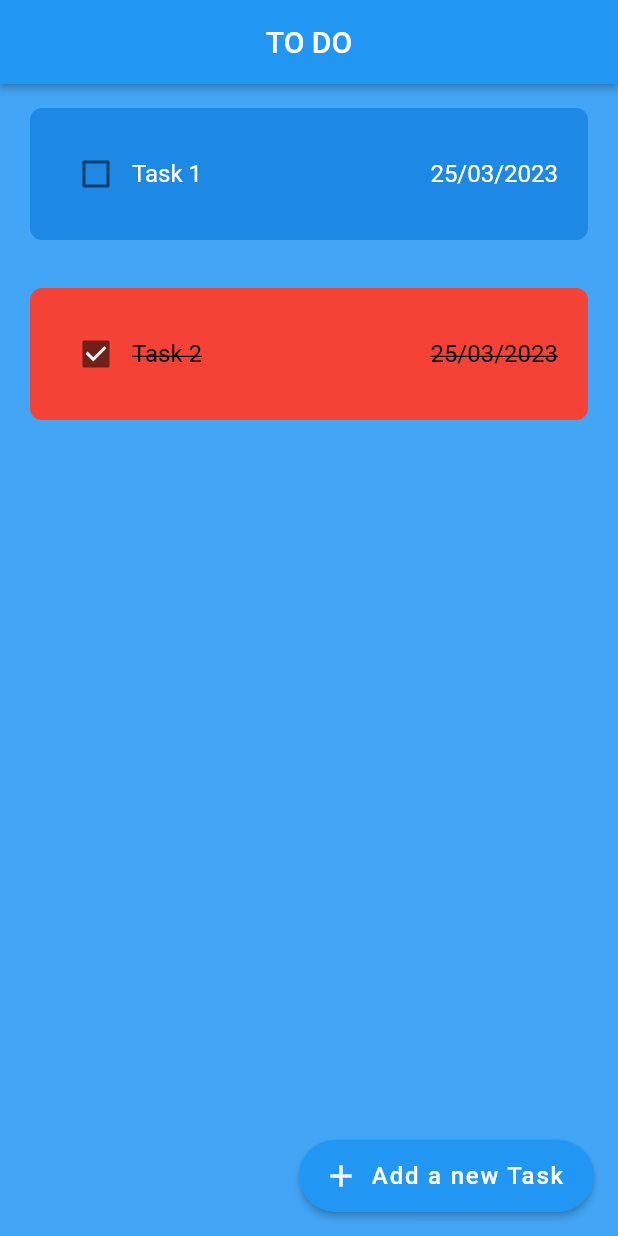
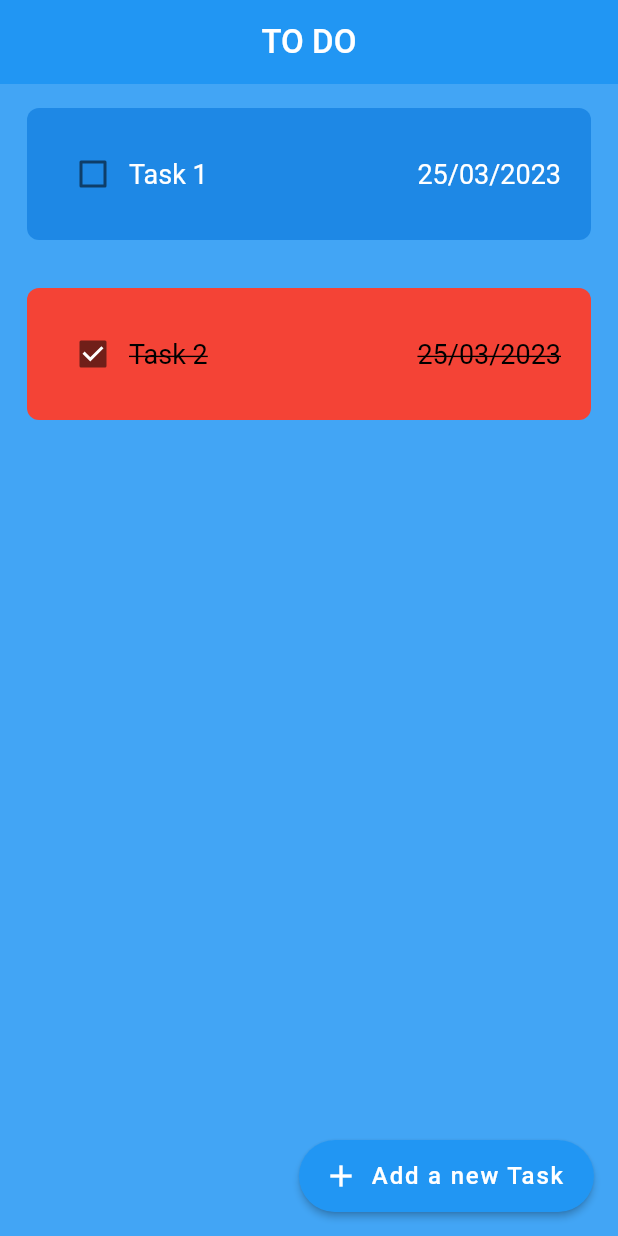
Before and after one commit to dhnam2806/Flutter-Todo-App, a Flutter app: the HomePage screen opened directly, on a phone screen of 412 x 824 dp. Run offline on Flutter 3.47's test engine with Material 2 defaults, Android fonts, the phone set to English and light mode, and no system bars; drawn by our look-alikes of flutter_slidable; our stand-ins replace flutter_easyloading; project files that could hold a hidden picture were left out.

```diff
--- a/lib/pages/home_page.dart
+++ b/lib/pages/home_page.dart
@@ -64,7 +64,8 @@ class _HomePageState extends State<HomePage> {
                   return createNewTask();
                 }
 
-                toDoList.add([_controller.text, checkDeadline(), _selectDate.text]);
+                toDoList
+                    .add([_controller.text, checkDeadline(), _selectDate.text]);
                 _controller.clear();
                 _selectDate.clear();
                 EasyLoading.showSuccess('Task added successfully');
@@ -91,7 +92,7 @@ class _HomePageState extends State<HomePage> {
     }
   }
 
-  void editTasks(index){
+  void editTasks(index) {
     showDialog(
         context: context,
         builder: ((context) {
@@ -156,8 +157,12 @@ class _HomePageState extends State<HomePage> {
         backgroundColor: Colors.blue[400],
         appBar: AppBar(
           automaticallyImplyLeading: false,
-          title: const Center(child: Text('TO DO')),
-          elevation: 2,
+          title: const Center(
+              child: Text(
+            'TO DO',
+            style: TextStyle(fontSize: 22),
+          )),
+          elevation: 0,
         ),
         body: ListView.builder(
           controller: _scrollController,
@@ -170,14 +175,9 @@ class _HomePageState extends State<HomePage> {
               onChanged: (value) {
                 setState(() {
                   toDoList[index][1] = !toDoList[index][1];
-
                 });
               },
-              // deleteTask: (context) {
-              //   setState(() {
-              //     toDoList.removeAt(index);
-              //   });
-              // },
+
               deleteTask: (context) {
                 showDialog(
                     context: context,
@@ -213,8 +213,6 @@ class _HomePageState extends State<HomePage> {
                   _controller.text = toDoList[index][0];
                   _selectDate.text = toDoList[index][2];
                   editTasks(index);
-                  // createNewTask();
-                  // toDoList.removeAt(index);
                 });
               },
             );
--- a/lib/widgets/toDo_list.dart
+++ b/lib/widgets/toDo_list.dart
@@ -23,7 +23,7 @@ class ToDoList extends StatelessWidget {
   Widget build(BuildContext context) {
     return Padding(
       padding:
-          const EdgeInsets.only(left: 20.0, right: 20.0, top: 16.0, bottom: 16),
+          const EdgeInsets.only(left: 18.0, right: 18.0, top: 16.0, bottom: 16),
       child: Slidable(
         endActionPane: ActionPane(
           motion: DrawerMotion(),
@@ -64,7 +64,7 @@ class ToDoList extends StatelessWidget {
                 child: Text(
                   taskName,
                   style: TextStyle(
-                      fontSize: 16,
+                      fontSize: 18,
                       color: isCheck ? Colors.black : Colors.white,
                       decoration: isCheck
                           ? TextDecoration.lineThrough
@@ -74,7 +74,7 @@ class ToDoList extends StatelessWidget {
               Text(
                 deadline!,
                 style: TextStyle(
-                    fontSize: 16,
+                    fontSize: 18,
                     color: isCheck ? Colors.black : Colors.white,
                     decoration: isCheck
                         ? TextDecoration.lineThrough
```
